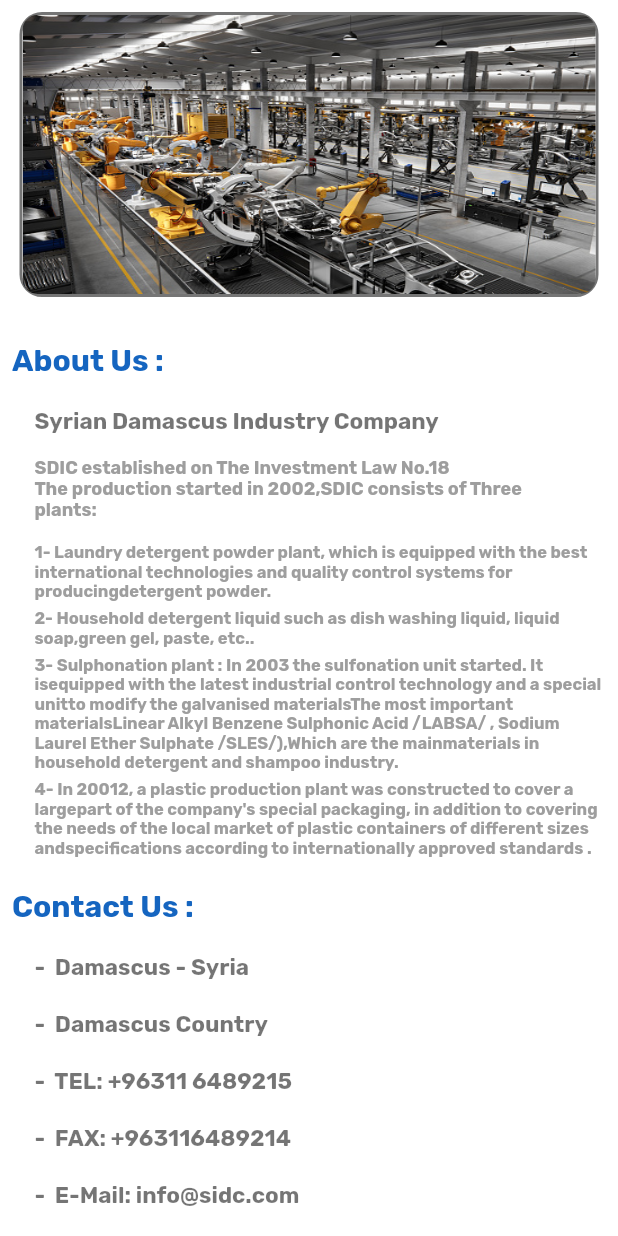
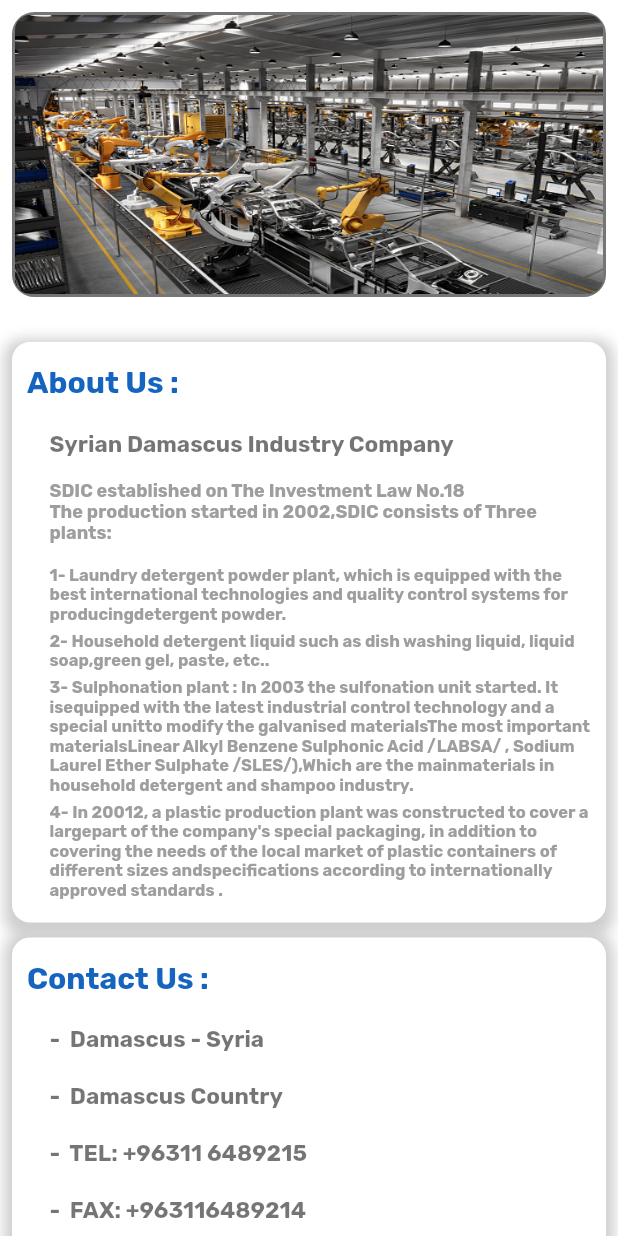
Before and after one commit to islamgamal44/Clone_app, a Flutter app: the AboutUs screen opened directly, on a phone screen of 412 x 824 dp. Run offline on Flutter 3.47's test engine with Material 2 defaults, Android fonts, the light colour scheme and no system bars; drawn by our look-alikes of carousel_slider; our stand-ins replace animated_text_kit, google_fonts, percent_indicator, timelines.

Commit message:
IJ task 2 update

```diff
--- a/lib/about_us/about_us.dart
+++ b/lib/about_us/about_us.dart
@@ -56,14 +56,11 @@
                       height: 190),
                   carouselController: tabController,
                   items: links.map((item) {
-                    return Padding(
-                      padding: const EdgeInsets.symmetric(horizontal: 5),
-                      child: Container(
+                    return Container(
                       decoration: BoxDecoration(
                           shape: BoxShape.rectangle,
                           borderRadius: BorderRadius.circular(15),
-                            border:
-                                Border.all(width: 2, color: Colors.black54)),
+                          border: Border.all(width: 2, color: Colors.black54)),
                       width: double.infinity,
                       child: ClipRRect(
                         borderRadius: BorderRadius.circular(10),
@@ -72,13 +69,30 @@
                           fit: BoxFit.fill,
                         ),
                       ),
-                      ),
                     );
                   }).toList(),
                 ),
                 SizedBox(
                   height: 30,
                 ),
+                Container(
+                  decoration: BoxDecoration(
+                    borderRadius: BorderRadius.circular(12),
+                    color: Colors.white,
+                    boxShadow: [
+                      BoxShadow(
+                        color: Colors.grey.withOpacity(0.5),
+                        spreadRadius: 5,
+                        blurRadius: 7,
+                        offset: Offset(0, 3),
+                      ),
+                    ],
+                  ),
+                  child: Padding(
+                    padding: const EdgeInsets.only(
+                        left: 10, right: 10, top: 15, bottom: 15),
+                    child: Column(
+                      children: [
                         Container(
                           alignment: Alignment(-1.0, -1.0),
                           child: Text(
@@ -180,9 +194,31 @@
                             ),
                           ],
                         ),
+                      ],
+                    ),
+                  ),
+                ),
                 SizedBox(
-                  height: 20,
+                  height: 10,
                 ),
+                Container(
+                  decoration: BoxDecoration(
+                    borderRadius: BorderRadius.circular(12),
+                    color: Colors.white,
+                    boxShadow: [
+                      BoxShadow(
+                        color: Colors.grey.withOpacity(0.5),
+                        spreadRadius: 5,
+                        blurRadius: 7,
+                        offset: Offset(0, 3),
+                      ),
+                    ],
+                  ),
+                  child: Padding(
+                    padding: const EdgeInsets.only(
+                        left: 10, right: 10, top: 15, bottom: 15),
+                    child: Column(
+                      children: [
                         Container(
                           alignment: Alignment(-1.0, -1.0),
                           child: Text(
@@ -315,6 +351,10 @@
                       ],
                     ),
                   ),
+                )
+              ],
+            ),
+          ),
         ),
       ),
     );
--- a/lib/main.dart
+++ b/lib/main.dart
@@ -1,6 +1,6 @@
 import 'package:flutter/material.dart';
 
-import 'p_i/circular_percent_indicator.dart';
+import 'about_us/about_us.dart';
 
 void main() {
   runApp(const MyApp());
@@ -18,7 +18,7 @@
       theme: ThemeData(
         primarySwatch: Colors.blue,
       ),
-      home: const PercentIndicator(),
+      home: const AboutUs(),
     );
   }
 }
```
Lines whose indentation alone changed are shown as unchanged.
